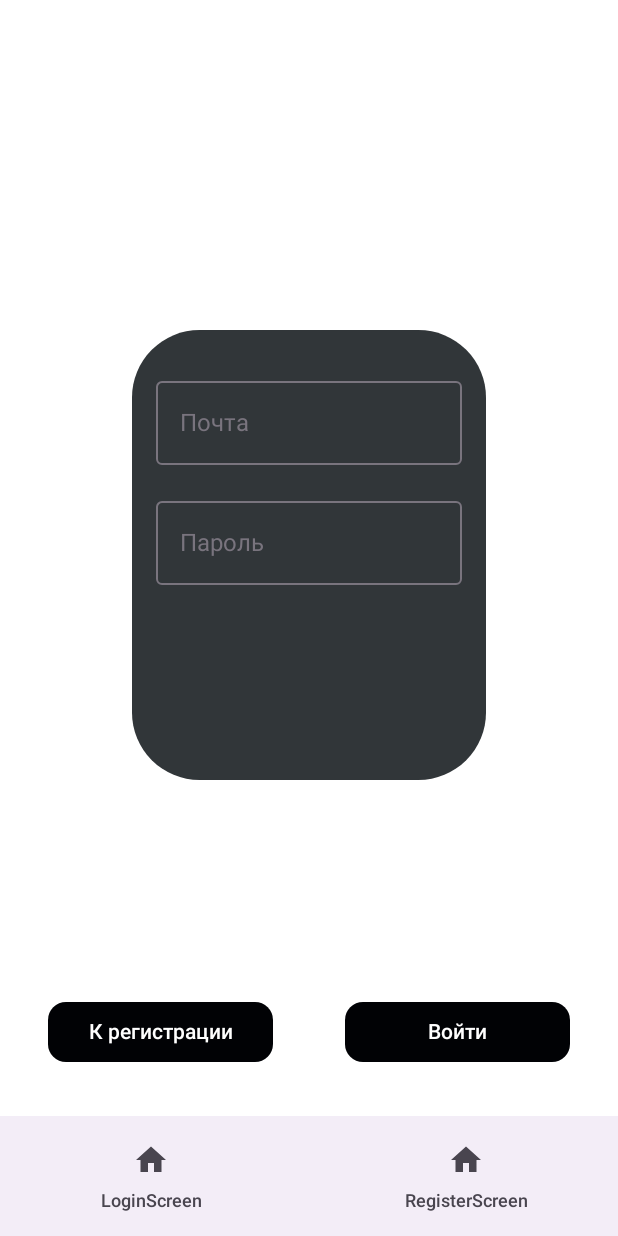
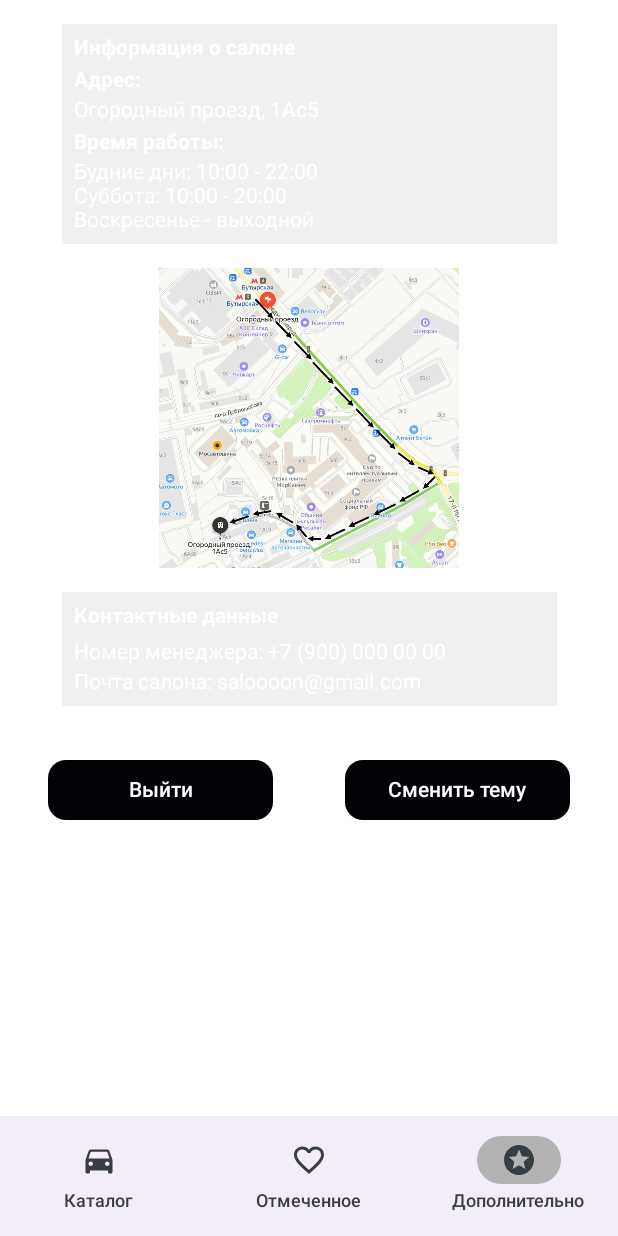
Before and after one commit to Andrew-Savin-msk/Koursework, an Android app built with Jetpack Compose: the screen it shows after launch (UserActivity), after a tap on "Войти", on a phone screen of 412 x 824 dp. Run offline under Robolectric (Android 15) with nearby library versions, the light colour scheme and no system bars; our stand-ins replace accompanist, constraintlayout-compose.

Commit message:
dont forget to change color text settings in Additional Screen

```diff
--- a/app/src/main/java/com/example/koursework/UserActivity.kt
+++ b/app/src/main/java/com/example/koursework/UserActivity.kt
@@ -6,6 +6,10 @@ import androidx.activity.enableEdgeToEdge
 import androidx.appcompat.app.AppCompatActivity
 import androidx.compose.foundation.layout.padding
 import androidx.compose.material.icons.Icons
+import androidx.compose.material.icons.filled.DirectionsCar
+import androidx.compose.material.icons.filled.Favorite
+import androidx.compose.material.icons.filled.FavoriteBorder
+import androidx.compose.material.icons.filled.Stars
 import androidx.compose.material3.Scaffold
 import androidx.compose.ui.Modifier
 import androidx.core.view.ViewCompat
@@ -14,8 +18,11 @@ import androidx.navigation.compose.NavHost
 import androidx.navigation.compose.composable
 import androidx.navigation.compose.rememberNavController
 import com.example.koursework.ui.components.NavBarScreen
+import com.example.koursework.ui.components.NavHostAndNavBar
+import com.example.koursework.ui.components.NavItem
 import com.example.koursework.ui.screens.auth.LoginScreen
 import com.example.koursework.ui.screens.auth.RegisterScreen
+import com.example.koursework.ui.screens.user.AdditionalScreen
 import com.example.koursework.ui.theme.MyAppTheme
 
 class UserActivity : AppCompatActivity() {
@@ -23,7 +30,25 @@ class UserActivity : AppCompatActivity() {
         super.onCreate(savedInstanceState)
         setContent {
             MyAppTheme {
-                NavBarScreen()
+                val navController = rememberNavController()
+
+                val navItems = listOf(
+                    NavItem(route = "List", icon = Icons.Default.DirectionsCar, label = "Каталог"),
+                    NavItem(route = "Favorite", icon = Icons.Default.FavoriteBorder, label = "Отмеченное"),
+                    NavItem(route = "Additional", icon = Icons.Default.Stars, label = "Дополнительно")
+                )
+
+                NavHostAndNavBar(
+                    navController = navController,
+                    navHostContent = {
+                        NavHost(navController = navController, startDestination = "Additional") {
+                            composable("List") { LoginScreen(navController) }
+                            composable("Favorite") { RegisterScreen(navController) }
+                            composable("Additional") { AdditionalScreen() }
+                        }
+                    },
+                    navItems = navItems
+                )
             }
         }
     }
--- a/app/src/main/java/com/example/koursework/ui/components/NavHostBar.kt
+++ b/app/src/main/java/com/example/koursework/ui/components/NavHostBar.kt
@@ -2,32 +2,22 @@ package com.example.koursework.ui.components
 
 import androidx.compose.foundation.layout.Box
 import androidx.compose.foundation.layout.padding
-import androidx.compose.material.icons.Icons
-import androidx.compose.material.icons.filled.Home
-import androidx.compose.material.icons.filled.Person
 import androidx.compose.material3.*
 import androidx.compose.runtime.Composable
 import androidx.compose.runtime.getValue
 import androidx.compose.ui.Modifier
 import androidx.compose.ui.graphics.vector.ImageVector
-import androidx.compose.ui.tooling.preview.Preview
 import androidx.navigation.NavController
-import androidx.navigation.compose.NavHost
-import androidx.navigation.compose.composable
 import androidx.navigation.compose.currentBackStackEntryAsState
-import androidx.navigation.compose.rememberNavController
-import com.example.koursework.ui.theme.MyAppTheme
 
 // USE IT FOR SCREENS
 
-// Модель для элемента навигации
 data class NavItem(
     val route: String,
     val icon: ImageVector,
     val label: String
 )
 
-// Объединённый composable, принимающий готовый NavHost и список элементов для NavBar
 @Composable
 fun NavHostAndNavBar(
     navController: NavController,
@@ -37,18 +27,25 @@ fun NavHostAndNavBar(
     Scaffold(
         bottomBar = {
             NavigationBar {
-                // Отслеживаем текущий маршрут для выделения выбранного элемента
                 val navBackStackEntry by navController.currentBackStackEntryAsState()
                 val currentRoute = navBackStackEntry?.destination?.route
 
                 navItems.forEach { item ->
                     NavigationBarItem(
+                        colors = NavigationBarItemColors(
+                            selectedIconColor = MaterialTheme.colorScheme.inverseSurface,
+                            selectedTextColor = MaterialTheme.colorScheme.inverseSurface,
+                            selectedIndicatorColor = MaterialTheme.colorScheme.surfaceContainerHigh,
+                            unselectedIconColor = MaterialTheme.colorScheme.inverseSurface,
+                            unselectedTextColor = MaterialTheme.colorScheme.inverseSurface,
+                            disabledIconColor = MaterialTheme.colorScheme.inverseSurface,
+                            disabledTextColor = MaterialTheme.colorScheme.inverseSurface
+                        ),
                         icon = { Icon(imageVector = item.icon, contentDescription = item.label) },
                         label = { Text(item.label) },
                         selected = currentRoute == item.route,
                         onClick = {
                             navController.navigate(item.route) {
-                                // Опционально: настройки для оптимизации стека навигации
                                 popUpTo(navController.graph.startDestinationId) { saveState = true }
                                 launchSingleTop = true
                                 restoreState = true
@@ -59,52 +56,8 @@ fun NavHostAndNavBar(
             }
         }
     ) { innerPadding ->
-        // Отображаем NavHost с учётом отступов от Scaffold
         Box(modifier = Modifier.padding(innerPadding)) {
             navHostContent()
         }
     }
 }
-
-// Пример экранов
-@Composable
-fun LoginScreen(navController: NavController) {
-    Text("Экран входа")
-}
-
-@Composable
-fun RegisterScreen(navController: NavController) {
-    Text("Экран регистрации")
-}
-
-// Пример использования объединённого composable
-@Composable
-fun MainScreen() {
-    val navController = rememberNavController()
-
-    // Определяем список элементов для навигации
-    val navItems = listOf(
-        NavItem(route = "LoginScreen", icon = Icons.Default.Home, label = "Вход"),
-        NavItem(route = "RegisterScreen", icon = Icons.Default.Person, label = "Регистрация")
-    )
-
-    // Передаём готовый NavHost как лямбду
-    NavHostAndNavBar(
-        navController = navController,
-        navHostContent = {
-            NavHost(navController = navController, startDestination = "LoginScreen") {
-                composable("LoginScreen") { LoginScreen(navController) }
-                composable("RegisterScreen") { RegisterScreen(navController) }
-            }
-        },
-        navItems = navItems
-    )
-}
-
-@Preview(showBackground = true, name = "Login Screen Preview")
-@Composable
-fun NavHostBarPreview() {
-    MyAppTheme {
-        NavBarScreen()
-    }
-}
--- /dev/null
+++ b/app/src/main/java/com/example/koursework/ui/outbox/AppState.kt
@@ -0,0 +1,30 @@
+package com.example.koursework.ui.outbox
+
+data class User(
+    val email: String = "",
+    val password: String = "",
+    val isAdmin: Boolean = false,
+    val isLoggedIn: Boolean = false
+)
+
+object AppState {
+    var isDarkTheme: Boolean = false
+    private var user: User? = null
+
+    fun switchTheme() {
+        isDarkTheme = !isDarkTheme
+    }
+
+    fun logInUser(email: String, password: String, isAdmin: Boolean) {
+        user = User(
+            email = email,
+            password = password,
+            isAdmin = isAdmin,
+            isLoggedIn = true
+        )
+    }
+
+    fun logOut() {
+        user = null
+    }
+}
--- a/app/src/main/java/com/example/koursework/ui/screens/auth/LoginScreen.kt
+++ b/app/src/main/java/com/example/koursework/ui/screens/auth/LoginScreen.kt
@@ -9,15 +9,7 @@ import androidx.compose.foundation.layout.fillMaxWidth
 import androidx.compose.foundation.layout.height
 import androidx.compose.foundation.layout.padding
 import androidx.compose.foundation.layout.width
-import androidx.compose.material3.OutlinedTextField
-import androidx.compose.material3.Button
-import androidx.compose.material3.ButtonColors
-import androidx.compose.material3.ButtonDefaults
-import androidx.compose.material3.Card
-import androidx.compose.material3.CardDefaults
-import androidx.compose.material3.MaterialTheme
-import androidx.compose.material3.OutlinedTextFieldDefaults
-import androidx.compose.material3.Text
+import androidx.compose.material3.*
 import androidx.compose.runtime.*
 import androidx.compose.ui.Modifier
 import androidx.compose.ui.platform.LocalContext
@@ -26,7 +18,6 @@ import androidx.compose.ui.unit.dp
 import androidx.constraintlayout.compose.ConstraintLayout
 import androidx.navigation.NavController
 import androidx.navigation.compose.rememberNavController
-import com.example.koursework.MainActivity
 import com.example.koursework.UserActivity
 import com.example.koursework.ui.theme.MyAppTheme
 
@@ -124,8 +115,8 @@ fun LoginScreen(navController: NavController) {
             colors = ButtonColors(
                 containerColor = MaterialTheme.colorScheme.primary,
                 disabledContainerColor = MaterialTheme.colorScheme.primary,
-                contentColor = MaterialTheme.colorScheme.background,
-                disabledContentColor = MaterialTheme.colorScheme.background
+                contentColor = MaterialTheme.colorScheme.onPrimary,
+                disabledContentColor = MaterialTheme.colorScheme.onPrimary
             ),
             modifier = Modifier.width(150.dp).constrainAs(registerButtonRef) {
                 bottom.linkTo(parent.bottom, margin = 32.dp)
@@ -143,7 +134,9 @@ fun LoginScreen(navController: NavController) {
             shape = MaterialTheme.shapes.small,
             colors = ButtonDefaults.buttonColors(
                 containerColor = MaterialTheme.colorScheme.primary,
-                contentColor = MaterialTheme.colorScheme.background
+                disabledContainerColor = MaterialTheme.colorScheme.primary,
+                contentColor = MaterialTheme.colorScheme.onPrimary,
+                disabledContentColor = MaterialTheme.colorScheme.onPrimary
             ),
             modifier = Modifier.width(150.dp).constrainAs(loginButtonRef) {
                 bottom.linkTo(parent.bottom, margin = 32.dp)
--- a/app/src/main/java/com/example/koursework/ui/screens/auth/RegisterScreen.kt
+++ b/app/src/main/java/com/example/koursework/ui/screens/auth/RegisterScreen.kt
@@ -154,8 +154,8 @@ fun RegisterScreen(navController: NavController) {
             colors = ButtonColors(
                 containerColor = MaterialTheme.colorScheme.primary,
                 disabledContainerColor = MaterialTheme.colorScheme.primary,
-                contentColor = MaterialTheme.colorScheme.background,
-                disabledContentColor = MaterialTheme.colorScheme.background
+                contentColor = MaterialTheme.colorScheme.onPrimary,
+                disabledContentColor = MaterialTheme.colorScheme.onPrimary
             ),
             modifier = Modifier.width(150.dp).constrainAs(registerButtonRef) {
                 bottom.linkTo(parent.bottom, margin = 32.dp)
@@ -177,7 +177,9 @@ fun RegisterScreen(navController: NavController) {
             shape = MaterialTheme.shapes.small,
             colors = ButtonDefaults.buttonColors(
                 containerColor = MaterialTheme.colorScheme.primary,
-                contentColor = MaterialTheme.colorScheme.background
+                disabledContainerColor = MaterialTheme.colorScheme.primary,
+                contentColor = MaterialTheme.colorScheme.onPrimary,
+                disabledContentColor = MaterialTheme.colorScheme.onPrimary
             ),
             modifier = Modifier.width(150.dp).constrainAs(loginButtonRef) {
                 bottom.linkTo(parent.bottom, margin = 32.dp)
--- /dev/null
+++ b/app/src/main/java/com/example/koursework/ui/screens/user/Additional.kt
@@ -0,0 +1,261 @@
+package com.example.koursework.ui.screens.user
+
+import android.app.Activity
+import android.content.Intent
+import androidx.compose.foundation.Image
+import androidx.compose.ui.tooling.preview.Preview
+import androidx.compose.foundation.background
+import androidx.compose.foundation.layout.Box
+import androidx.compose.foundation.layout.fillMaxSize
+import androidx.compose.foundation.layout.padding
+import androidx.compose.foundation.layout.size
+import androidx.compose.foundation.layout.width
+import androidx.compose.foundation.layout.wrapContentHeight
+import androidx.compose.material3.Button
+import androidx.compose.material3.ButtonColors
+import androidx.compose.material3.ButtonDefaults
+import androidx.compose.material3.Card
+import androidx.compose.material3.CardDefaults
+import androidx.compose.material3.MaterialTheme
+import androidx.compose.material3.Text
+import androidx.compose.material3.TextFieldColors
+import androidx.compose.material3.TextFieldDefaults
+import androidx.compose.runtime.*
+import androidx.compose.ui.Alignment
+import androidx.compose.ui.Modifier
+import androidx.compose.ui.graphics.Color
+import androidx.compose.ui.layout.ContentScale
+import androidx.compose.ui.platform.LocalContext
+import androidx.compose.ui.res.painterResource
+import androidx.compose.ui.text.font.FontWeight
+import androidx.compose.ui.text.style.TextOverflow
+import androidx.compose.ui.unit.dp
+import androidx.constraintlayout.compose.ConstraintLayout
+import com.example.koursework.MainActivity
+import com.example.koursework.ui.theme.MyAppTheme
+import com.example.koursework.R
+import com.example.koursework.UserActivity
+import com.example.koursework.ui.outbox.AppState
+import kotlinx.coroutines.MainScope
+
+
+@Composable
+fun AdditionalScreen() {
+    // Корневой ConstraintLayout
+    val context = LocalContext.current
+
+    ConstraintLayout(
+        modifier = Modifier
+            .fillMaxSize()
+            .background(MaterialTheme.colorScheme.background)
+    ) {
+        val (boxBeforeImageRef, imageRef, boxAfterImageRef, signOutB, changeThemeB) = createRefs()
+
+        Card(
+            modifier = Modifier
+                .constrainAs(boxBeforeImageRef) {
+                    top.linkTo(parent.top, margin = 16.dp)
+                    start.linkTo(parent.start, margin = 16.dp)
+                    end.linkTo(parent.end, margin = 16.dp)
+                },
+            shape = MaterialTheme.shapes.medium,
+            colors = CardDefaults.cardColors(
+                containerColor = MaterialTheme.colorScheme.surface,
+            )
+        ) {
+            ConstraintLayout(
+                modifier = Modifier
+                    .width(330.dp)
+                    .wrapContentHeight()
+                    .padding(8.dp)
+            ) {
+                val (titleRef,
+                    addressTitleRef, addressTextRef,
+                    workTimeTitleRef, workTimeTextRef
+                ) = createRefs()
+
+                Text(
+                    text = "Информация о салоне",
+                    style = MaterialTheme.typography.bodyMedium,
+                    color = MaterialTheme.colorScheme.onPrimary,
+                    fontWeight = FontWeight.Bold,
+                    modifier = Modifier.constrainAs(titleRef) {
+                        top.linkTo(parent.top)
+                        start.linkTo(parent.start)
+                    }
+                )
+
+                Text(
+                    text = "Адрес:",
+                    style = MaterialTheme.typography.bodyMedium,
+                    color = MaterialTheme.colorScheme.onPrimary,
+                    fontWeight = FontWeight.Bold,
+                    modifier = Modifier.constrainAs(addressTitleRef) {
+                        top.linkTo(titleRef.bottom, margin = 5.dp)
+                        start.linkTo(parent.start)
+                    }
+                )
+
+                Text(
+                    text = "Огородный проезд, 1Ас5",
+                    style = MaterialTheme.typography.bodyMedium,
+                    color = MaterialTheme.colorScheme.onPrimary,
+                    modifier = Modifier.constrainAs(addressTextRef) {
+                        top.linkTo(addressTitleRef.bottom, margin = 4.dp)
+                        start.linkTo(parent.start)
+                    }
+                )
+
+                Text(
+                    text = "Время работы:",
+                    style = MaterialTheme.typography.bodyMedium,
+                    color = MaterialTheme.colorScheme.onPrimary,
+                    fontWeight = FontWeight.Bold,
+                    modifier = Modifier.constrainAs(workTimeTitleRef) {
+                        top.linkTo(addressTextRef.bottom, margin = 5.dp)
+                        start.linkTo(parent.start)
+                    }
+                )
+
+                Text(
+                    text = "Будние дни: 10:00 - 22:00\nСуббота: 10:00 - 20:00\nВоскресенье - выходной",
+                    style = MaterialTheme.typography.bodyMedium,
+                    color = MaterialTheme.colorScheme.onPrimary,
+                    modifier = Modifier.constrainAs(workTimeTextRef) {
+                        top.linkTo(workTimeTitleRef.bottom, margin = 4.dp)
+                        start.linkTo(parent.start)
+                    }
+                )
+            }
+        }
+
+        // 2. Фото или заглушка
+        Box(
+            modifier = Modifier
+                .constrainAs(imageRef) {
+                    top.linkTo(boxBeforeImageRef.bottom, margin = 16.dp)
+                    start.linkTo(parent.start)
+                    end.linkTo(parent.end)
+                }
+                .size(200.dp)
+                .background(Color.LightGray),
+            contentAlignment = Alignment.Center
+        ) {
+            Image(
+                painter = painterResource(id = R.drawable.road),
+                contentDescription = "Описание картинки",
+                modifier = Modifier.fillMaxSize(),
+                contentScale = ContentScale.Crop
+            )
+        }
+
+        Card(
+            modifier = Modifier
+                .constrainAs(boxAfterImageRef) {
+                    top.linkTo(imageRef.bottom, margin = 16.dp)
+                    start.linkTo(parent.start, margin = 16.dp) // заменено с 10.dp на 16.dp
+                    end.linkTo(parent.end, margin = 16.dp)
+                },
+            shape = MaterialTheme.shapes.medium,
+            colors = CardDefaults.cardColors(
+                containerColor = MaterialTheme.colorScheme.surface,
+            )
+        ) {
+            ConstraintLayout(
+                modifier = Modifier
+                    .width(330.dp)
+                    .wrapContentHeight()
+                    .padding(8.dp)
+            ) {
+                val (contactTitleRef, phoneRef, emailRef) = createRefs()
+
+                Text(
+                    text = "Контактные данные",
+                    style = MaterialTheme.typography.bodyMedium,
+                    color = MaterialTheme.colorScheme.onPrimary,
+                    fontWeight = FontWeight.Bold,
+                    modifier = Modifier.constrainAs(contactTitleRef) {
+                        top.linkTo(parent.top)
+                        start.linkTo(parent.start)
+                    }
+                )
+
+                Text(
+                    text = "Номер менеджера: +7 (900) 000 00 00",
+                    style = MaterialTheme.typography.bodyMedium,
+                    color = MaterialTheme.colorScheme.onPrimary,
+                    modifier = Modifier.constrainAs(phoneRef) {
+                        top.linkTo(contactTitleRef.bottom, margin = 8.dp)
+                        start.linkTo(parent.start)
+                    }
+                )
+
+                Text(
+                    text = "Почта салона: saloooon@gmail.com",
+                    style = MaterialTheme.typography.bodyMedium,
+                    color = MaterialTheme.colorScheme.onPrimary,
+                    modifier = Modifier.constrainAs(emailRef) {
+                        top.linkTo(phoneRef.bottom, margin = 4.dp)
+                        start.linkTo(parent.start)
+                    }
+                )
+            }
+        }
+
+        Button(
+            onClick = {
+                // TODO: Очистка стейта пользователя
+
+                val intent = Intent(context, MainActivity::class.java).apply {
+                    flags = Intent.FLAG_ACTIVITY_NEW_TASK or Intent.FLAG_ACTIVITY_CLEAR_TASK
+                }
+                context.startActivity(intent)
+            },
+            shape = MaterialTheme.shapes.small,
+            colors = ButtonColors(
+                containerColor = MaterialTheme.colorScheme.primary,
+                disabledContainerColor = MaterialTheme.colorScheme.primary,
+                contentColor = MaterialTheme.colorScheme.onPrimary,
+                disabledContentColor = MaterialTheme.colorScheme.onPrimary
+            ),
+            modifier = Modifier.width(150.dp).constrainAs(signOutB) {
+                top.linkTo(boxAfterImageRef.bottom, margin = 32.dp)
+                start.linkTo(parent.start, margin = 32.dp)
+            }
+        ) {
+            Text(
+                text = "Выйти",
+                maxLines = 1,
+                overflow = TextOverflow.Ellipsis
+            )
+        }
+
+        Button(
+            onClick = {
+                (context as? Activity)?.recreate()
+                AppState.switchTheme()
+            },
+            shape = MaterialTheme.shapes.small,
+            colors = ButtonDefaults.buttonColors(
+                containerColor = MaterialTheme.colorScheme.primary,
+                disabledContainerColor = MaterialTheme.colorScheme.primary,
+                contentColor = MaterialTheme.colorScheme.onPrimary,
+                disabledContentColor = MaterialTheme.colorScheme.onPrimary
+            ),
+            modifier = Modifier.width(150.dp).constrainAs(changeThemeB) {
+                top.linkTo(boxAfterImageRef.bottom, margin = 32.dp)
+                end.linkTo(parent.end, margin = 32.dp)
+            }
+        ) {
+            Text(text = "Сменить тему")
+        }
+    }
+}
+
+@Preview(showBackground = true, name = "Login Screen Preview")
+@Composable
+fun AdditionalPreview() {
+    MyAppTheme {
+        AdditionalScreen()
+    }
+}
--- a/app/src/main/java/com/example/koursework/ui/theme/Color.kt
+++ b/app/src/main/java/com/example/koursework/ui/theme/Color.kt
@@ -14,35 +14,16 @@ val TopBottomLight = Color(0xffeff0f2)
 val PressedBottomButtonLight = Color(0xffb3b3b3)
 // Цвет кнопки
 val ButtonLight = Color(0xff010205)
+// Цет текста кнопки
+val ButtonTextLight = Color(0xffffffff)
 // Серый для тектовых полей и карточек авто
 val FocusedContentLight = Color(0xffeff0f1)
 
 val BoxGreyDark = Color(0xff313639)
 val TextGreyDark = Color(0xff79747e)
 val BackgroundDark = Color(0xff383d41)
-val TopBottomDark = Color(0xffeff0f2)
+val TopBottomDark = Color(0xff79747e)
+val PressedBottomButtonDark = Color(0xff383d41)
 val ButtonDark = Color(0xff010205)
+val ButtonTextDark = Color(0xffffffff)
 val FocusedContentDark = Color(0xffeff0f1)
-val PressedBottomButtonDark = Color(0xffb3b3b3)
-
-//// -- Тёмная тема (Dark Theme) --
-//val DarkBackground = Color(0xFF2C2C2C)   // Общий фон
-//val DarkSurface = Color(0xFF393939)      // "Карточки", поверхности
-//val DarkOnSurface = Color(0xFFFFFFFF)    // Текст на Surface
-//val DarkPrimary = Color(0xFF000000)      // Например, цвет кнопок (основной цвет)
-//val DarkOnPrimary = Color(0xFFFFFFFF)    // Текст на кнопках
-//
-//// Если нужны отдельные цвета для TextField, бордеров и т.п.
-//val DarkFieldBackground = Color(0xFF3D3D3D)
-//val DarkFieldText = Color(0xFFFFFFFF)
-//
-//// -- Светлая тема (Light Theme) --
-//val LightBackground = Color(0xFFFFFFFF)
-//val LightSurface = Color(0xFFF2F2F2)
-//val LightOnSurface = Color(0xFF000000)
-//val LightPrimary = Color(0xFF000000)
-//val LightOnPrimary = Color(0xFFFFFFFF)
-//
-//// Аналогичные цвета для TextField
-//val LightFieldBackground = Color(0xFFE8E8E8)
-//val LightFieldText = Color(0xFF000000)
--- a/app/src/main/java/com/example/koursework/ui/theme/Shapes.kt
+++ b/app/src/main/java/com/example/koursework/ui/theme/Shapes.kt
@@ -11,7 +11,7 @@ import androidx.compose.ui.unit.dp
 val AppShapes = Shapes(
     extraSmall = RoundedCornerShape(4.dp),
     small = RoundedCornerShape(12.dp),
-    medium = RoundedCornerShape(6.dp),
+    medium = RoundedCornerShape(0.dp),
     large = RoundedCornerShape(45.dp),
     extraLarge = RoundedCornerShape(12.dp)
 )
--- a/app/src/main/java/com/example/koursework/ui/theme/Theme.kt
+++ b/app/src/main/java/com/example/koursework/ui/theme/Theme.kt
@@ -5,6 +5,7 @@ import androidx.compose.material3.*
 import androidx.compose.material3.darkColorScheme
 import androidx.compose.runtime.Composable
 import androidx.compose.runtime.SideEffect
+import com.example.koursework.ui.outbox.AppState
 import com.google.accompanist.systemuicontroller.rememberSystemUiController
 
 private val LightColorScheme = lightColorScheme(
@@ -12,10 +13,12 @@ private val LightColorScheme = lightColorScheme(
     outline = TextGreyLight,
     outlineVariant = TextGreyLight,
     primary = ButtonLight,
+    onPrimary = ButtonTextLight,
     surface = TopBottomLight,
     surfaceContainerHigh = PressedBottomButtonLight,
+    inverseSurface = BackgroundDark,
     primaryContainer = BoxGreyLight,
-    onPrimaryContainer = FocusedContentLight
+    onPrimaryContainer = FocusedContentLight,
 )
 
 private val DarkColorScheme = darkColorScheme(
@@ -23,10 +26,12 @@ private val DarkColorScheme = darkColorScheme(
     outline = TextGreyDark,
     outlineVariant = TextGreyDark,
     primary = ButtonDark,
+    onPrimary = ButtonTextDark,
     surface = TopBottomDark,
     surfaceContainerHigh = PressedBottomButtonDark,
+    inverseSurface = BackgroundLight,
     primaryContainer = BoxGreyDark,
-    onPrimaryContainer = FocusedContentDark
+    onPrimaryContainer = FocusedContentDark,
 )
 
 /**
@@ -34,7 +39,7 @@ private val DarkColorScheme = darkColorScheme(
  */
 @Composable
 fun MyAppTheme(
-    darkTheme: Boolean = isSystemInDarkTheme(),
+    darkTheme: Boolean = AppState.isDarkTheme,
     content: @Composable () -> Unit
 ) {
     val colorScheme = if (darkTheme) DarkColorScheme else LightColorScheme
--- a/app/src/main/java/com/example/koursework/ui/theme/Typography.kt
+++ b/app/src/main/java/com/example/koursework/ui/theme/Typography.kt
@@ -28,7 +28,7 @@ val AppTypography = Typography(
     bodyLarge = TextStyle(
         fontFamily = FontFamily.Default,
         fontWeight = FontWeight.Normal,
-        fontSize = 16.sp
+        fontSize = 14.sp
     ),
     bodyMedium = TextStyle(
         fontFamily = FontFamily.Default,
```
Also changed, not shown: app/src/main/res/drawable/road.jpg (added).
